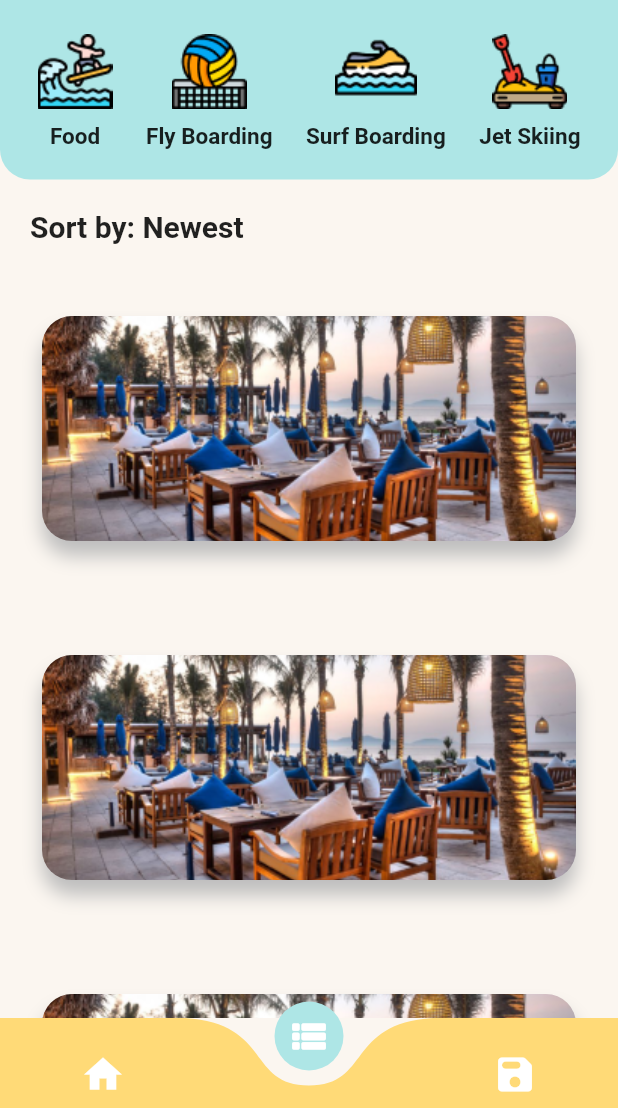
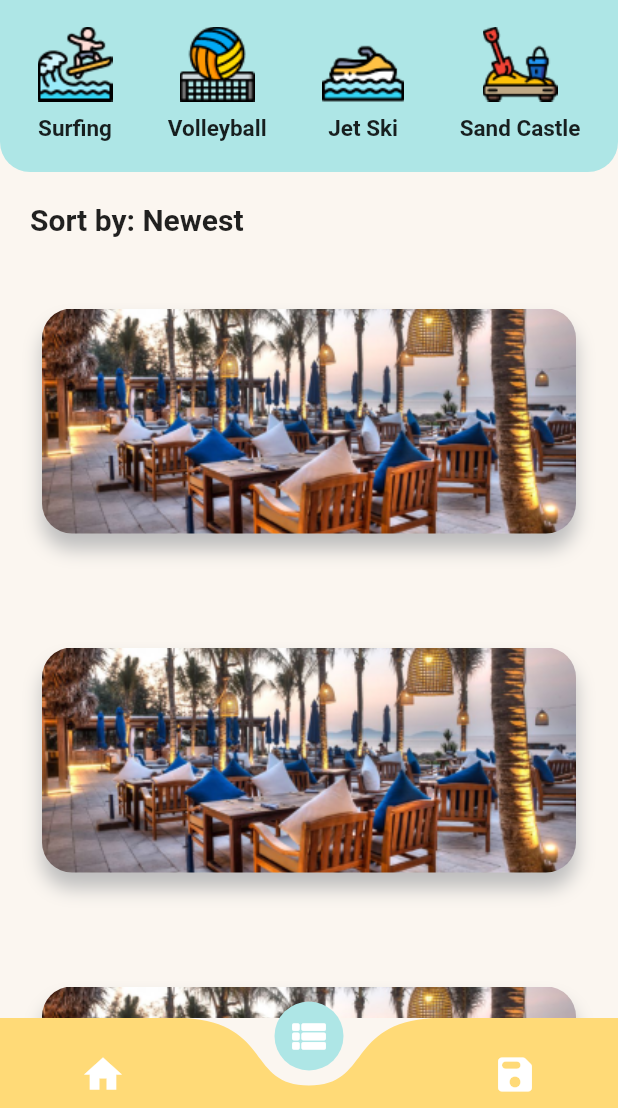
Before and after one commit to ctrl-gaurav/BeachMates-App, a Flutter app: the screen it shows after launch, item 2 of the bottom bar chosen, on a phone screen of 412 x 824 dp, the part 128-1236 px from its top. Run offline on Flutter 3.47's test engine with Material 2 defaults, Android fonts, the phone set to English and light mode, and no system bars; drawn by our look-alikes of curved_navigation_bar; our stand-ins replace cloud_firestore, firebase_auth, firebase_core, flutter_tindercard, google_fonts; accounts and stored records are empty.

```diff
--- a/App/lib/constants/live_events_categories.dart
+++ b/App/lib/constants/live_events_categories.dart
@@ -1,18 +1,18 @@
 final List liveEventsCategories = [
   {
     "image": "assets/images/surfing.png",
-    "category": "Food",
+    "category": "Surfing",
   },
   {
     "image": "assets/images/volleyball.png",
-    "category": "Fly Boarding",
+    "category": "Volleyball",
   },
   {
     "image": "assets/images/jetski.png",
-    "category": "Surf Boarding",
+    "category": "Jet Ski",
   },
   {
     "image": "assets/images/sandcastle.png",
-    "category": "Jet Skiing",
+    "category": "Sand Castle",
   },
 ];
```
Also changed, not shown: App/lib/models/event_model.dart (+4 -3 lines), App/lib/screens/live_events_screen.dart (+45 -21 lines).
